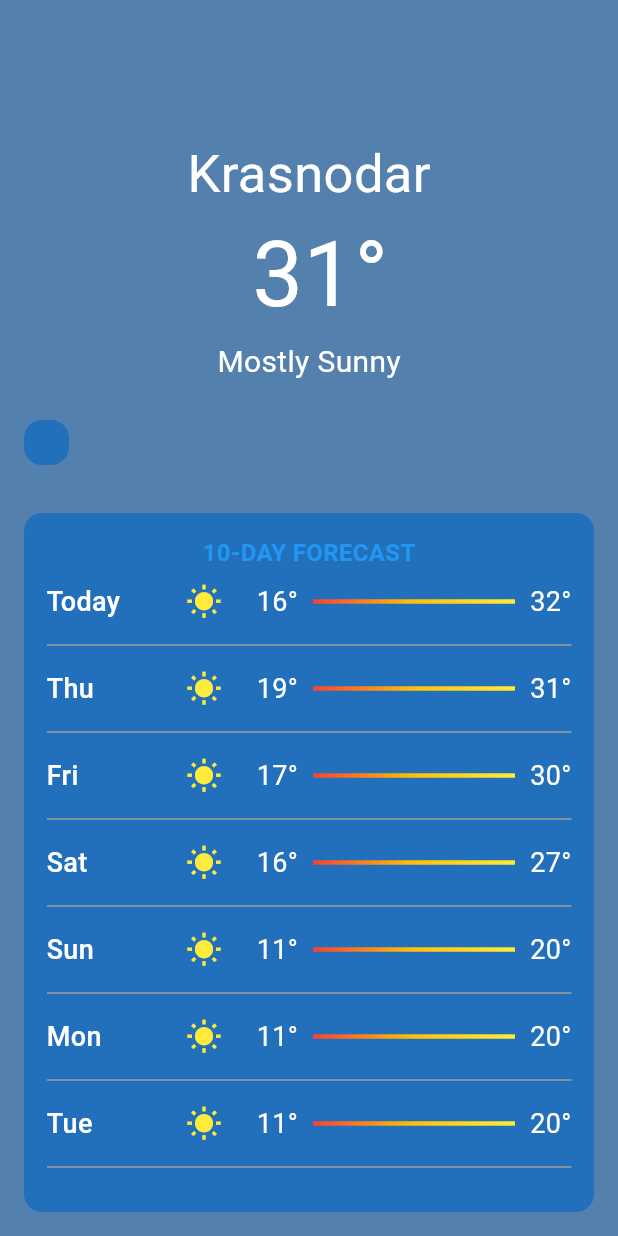
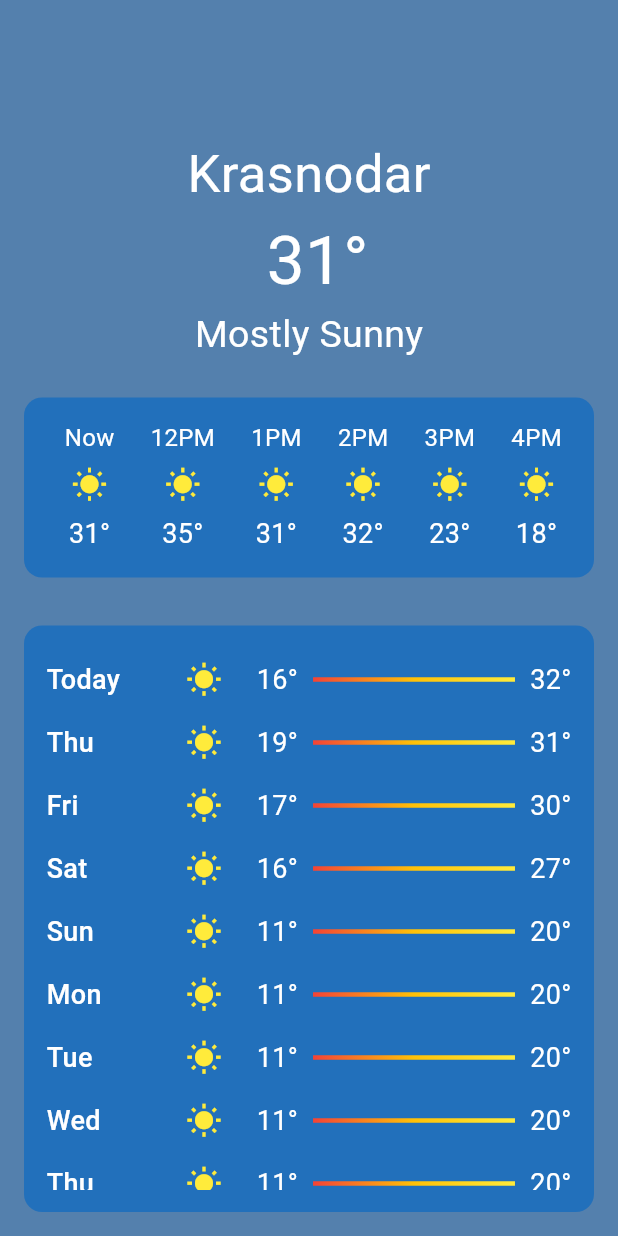
Before and after one commit to Heisenbq/weather, a Flutter app: the screen it shows after launch, on a phone screen of 412 x 824 dp. Run offline on Flutter 3.47's test engine with Material 3 defaults, Android fonts, the phone set to English and light mode, and no system bars; our stand-ins replace bloc, flutter_bloc.

Commit message:
full blocs with mock data

```diff
--- /dev/null
+++ b/lib/blocs/current_weather_bloc/current_weather_bloc.dart
@@ -0,0 +1,22 @@
+import 'package:bloc/bloc.dart';
+import 'package:test_flutter_app/model/current_weather.dart';
+import 'package:test_flutter_app/repository/current_weather_repository.dart';
+
+part 'current_weather_event.dart';
+part 'current_weather_state.dart';
+
+class CurrentWeatherBloc extends Bloc<CurrentWeatherEvent, CurrentWeatherState> {
+  final CurrentWeatherRepository currentWeatherRepository;
+
+  CurrentWeatherBloc(this.currentWeatherRepository) : super(CurrentWeatherInitial()) {
+    on<FetchCurrentWeather>((event, emit) async {
+      emit(CurrentWeatherLoading());
+      try{
+        final currentWeather = await currentWeatherRepository.getCurrentWeather();
+        emit(CurrentWeatherLoaded(currentWeather));
+      }catch (e){
+        emit(CurrentWeatherLoadingError());
+      }
+    });
+  }
+}
--- /dev/null
+++ b/lib/blocs/current_weather_bloc/current_weather_event.dart
@@ -0,0 +1,5 @@
+part of 'current_weather_bloc.dart';
+
+abstract class CurrentWeatherEvent {}
+
+class FetchCurrentWeather extends CurrentWeatherEvent{}
--- /dev/null
+++ b/lib/blocs/current_weather_bloc/current_weather_state.dart
@@ -0,0 +1,15 @@
+part of 'current_weather_bloc.dart';
+
+abstract class CurrentWeatherState {}
+
+final class CurrentWeatherInitial extends CurrentWeatherState {}
+
+class CurrentWeatherLoading extends CurrentWeatherState{}
+
+class CurrentWeatherLoadingError extends CurrentWeatherState{}
+
+class CurrentWeatherLoaded extends CurrentWeatherState{
+  final CurrentWeather currentWeather;
+
+  CurrentWeatherLoaded(this.currentWeather);
+}
--- /dev/null
+++ b/lib/blocs/daily_forecast_bloc/daily_forecast_bloc.dart
@@ -0,0 +1,23 @@
+import 'package:bloc/bloc.dart';
+import 'package:test_flutter_app/model/daily_forecast.dart';
+import 'package:test_flutter_app/repository/daily_forecast_repository.dart';
+
+part 'daily_forecast_event.dart';
+part 'daily_forecast_state.dart';
+
+class DailyForecastBloc extends Bloc<DailyForecastEvent, DailyForecastState> {
+  final DailyForecastRepository dailyForecastRepository;
+
+  DailyForecastBloc(this.dailyForecastRepository)
+    : super(DailyForecastInitial()) {
+    on<FetchDailyForecast>((event, emit) async {
+      emit(DailyForecastLoading());
+      try {
+        final forecast = await dailyForecastRepository.getDailyForecast();
+        emit(DailyForecastLoaded(forecast));
+      } catch (e) {
+        emit(DailyForecastLoadingError());
+      }
+    });
+  }
+}
--- /dev/null
+++ b/lib/blocs/daily_forecast_bloc/daily_forecast_event.dart
@@ -0,0 +1,5 @@
+part of 'daily_forecast_bloc.dart';
+
+abstract class DailyForecastEvent {}
+
+class FetchDailyForecast extends DailyForecastEvent{}
--- /dev/null
+++ b/lib/blocs/daily_forecast_bloc/daily_forecast_state.dart
@@ -0,0 +1,15 @@
+part of 'daily_forecast_bloc.dart';
+
+abstract class DailyForecastState {}
+
+final class DailyForecastInitial extends DailyForecastState {}
+
+class DailyForecastLoading extends DailyForecastState{}
+
+class DailyForecastLoadingError extends DailyForecastState{}
+
+class DailyForecastLoaded extends DailyForecastState{
+  final List<DailyForecast> forecast;
+
+  DailyForecastLoaded(this.forecast);
+}
--- /dev/null
+++ b/lib/blocs/hourly_forecast_bloc/hourly_forecast_bloc.dart
@@ -0,0 +1,24 @@
+import 'package:bloc/bloc.dart';
+
+import '../../model/hourly_forecast.dart';
+import '../../repository/hourly_forecast_repository.dart';
+
+part 'hourly_forecast_event.dart';
+part 'hourly_forecast_state.dart';
+
+class HourlyForecastBloc extends Bloc<HourlyForecastEvent, HourlyForecastState> {
+
+  final HourlyForecastRepository hourlyForecastRepository;
+
+  HourlyForecastBloc(this.hourlyForecastRepository) : super(HourlyForecastInitial()) {
+    on<FetchHourlyForecast>((event, emit) async {
+      emit(HourlyForecastLoading());
+      try {
+        final forecast = await hourlyForecastRepository.getHourlyForecast();
+        emit(HourlyForecastLoaded(forecast));
+      } catch (e) {
+        emit(HourlyForecastLoadingError());
+      }
+    });
+  }
+}
--- /dev/null
+++ b/lib/blocs/hourly_forecast_bloc/hourly_forecast_event.dart
@@ -0,0 +1,5 @@
+part of 'hourly_forecast_bloc.dart';
+
+abstract class HourlyForecastEvent {}
+
+class FetchHourlyForecast extends HourlyForecastEvent{}
--- /dev/null
+++ b/lib/blocs/hourly_forecast_bloc/hourly_forecast_state.dart
@@ -0,0 +1,15 @@
+part of 'hourly_forecast_bloc.dart';
+
+abstract class HourlyForecastState {}
+
+final class HourlyForecastInitial extends HourlyForecastState {}
+
+class HourlyForecastLoading extends HourlyForecastState{}
+
+class HourlyForecastLoadingError extends HourlyForecastState{}
+
+class HourlyForecastLoaded extends HourlyForecastState{
+  final List<HourlyForecast> forecast;
+
+  HourlyForecastLoaded(this.forecast);
+}
--- a/lib/main.dart
+++ b/lib/main.dart
@@ -1,7 +1,12 @@
 import 'package:flutter/material.dart';
 import 'package:flutter_bloc/flutter_bloc.dart';
+import 'package:test_flutter_app/blocs/current_weather_bloc/current_weather_bloc.dart';
+import 'package:test_flutter_app/blocs/hourly_forecast_bloc/hourly_forecast_bloc.dart';
+import 'package:test_flutter_app/repository/current_weather_repository.dart';
+import 'package:test_flutter_app/repository/daily_forecast_repository.dart';
 import 'package:test_flutter_app/repository/hourly_forecast_repository.dart';
-import 'package:test_flutter_app/weather_bloc/weather_bloc.dart';
+
+import 'blocs/daily_forecast_bloc/daily_forecast_bloc.dart';
 
 void main() {
   runApp(const WeatherApp());
@@ -12,10 +17,19 @@ class WeatherApp extends StatelessWidget {
 
   @override
   Widget build(BuildContext context) {
-    return BlocProvider(
-      create: (context) => WeatherBloc(HourlyForecastRepository()),
+    return MultiBlocProvider(
+      providers: [
+        BlocProvider<HourlyForecastBloc>(
+          create: (context) => HourlyForecastBloc(HourlyForecastRepository()),
+        ),
+        BlocProvider<DailyForecastBloc>(
+          create: (context) => DailyForecastBloc(DailyForecastRepository()),
+        ),
+        BlocProvider<CurrentWeatherBloc>(
+          create: (context) => CurrentWeatherBloc(CurrentWeatherRepository()),
+        ),
+      ],
       child: MaterialApp(
-
         title: 'Weather App',
         theme: ThemeData(primarySwatch: Colors.blue),
         home: const WeatherScreen(),
@@ -38,11 +52,7 @@ class WeatherScreen extends StatelessWidget {
             crossAxisAlignment: CrossAxisAlignment.start,
             children: [
               const SizedBox(height: 75),
-              const CurrentWeather(
-                location: 'Krasnodar',
-                temperature: ' 31°',
-                condition: 'Mostly Sunny',
-              ),
+              NowWeather(),
               const SizedBox(height: 24),
               Container(
                 padding: EdgeInsets.symmetric(horizontal: 15, vertical: 15),
@@ -71,66 +81,110 @@ class WeatherScreen extends StatelessWidget {
   }
 }
 
-class CurrentWeather extends StatelessWidget {
-  final String location;
-  final String temperature;
-  final String condition;
+class NowWeather extends StatelessWidget {
 
-  const CurrentWeather({
+  const NowWeather({
     super.key,
-    required this.location,
-    required this.temperature,
-    required this.condition,
   });
 
   @override
   Widget build(BuildContext context) {
+    return BlocBuilder<CurrentWeatherBloc, CurrentWeatherState>(
+        builder: (context, state) {
+          if (state is CurrentWeatherInitial) {
+            context.read<CurrentWeatherBloc>().add(FetchCurrentWeather());
+            return const Center(child: CircularProgressIndicator());
+          }
+          if (state is CurrentWeatherLoading) {
+            return const Center(child: CircularProgressIndicator());
+          }
+          if (state is CurrentWeatherLoadingError) {
+            return Center(child: Text("ERROR OCURED"));
+          }
+          if (state is CurrentWeatherLoaded) {
             return Center(
               child: Column(
                 children: [
-          Text(
-            location,
-            style: const TextStyle(
-              fontSize: 35,
-              fontWeight: FontWeight.w400,
-              color: Colors.white,
+                  Text(state.currentWeather.city,style: TextStyle(fontSize: 35,color: Colors.white),),
+                  Text(" " + state.currentWeather.temperature, style: TextStyle(fontSize: 45,color: Colors.white),),
+                  Text(state.currentWeather.description, style: TextStyle(fontSize: 25,color: Colors.white),),
+                ],
+              ),
+            );
+          }
+          return Text("");
+        });
+  }
+}
+
+class DailyForecastList extends StatelessWidget {
+  const DailyForecastList({super.key});
+
+  @override
+  Widget build(BuildContext context) {
+    return BlocBuilder<DailyForecastBloc, DailyForecastState>(
+      builder: (context, state) {
+        if (state is DailyForecastInitial) {
+          context.read<DailyForecastBloc>().add(FetchDailyForecast());
+          return const Center(child: CircularProgressIndicator());
+        }
+
+        if (state is DailyForecastLoading) {
+          return const Center(child: CircularProgressIndicator());
+        }
+
+        if (state is DailyForecastLoadingError) {
+          return Center(child: Text("ERROR OCURED"));
+        }
+
+        if (state is DailyForecastLoaded) {
+          return Column(
+            children: [
+              Expanded(
+                child: ListView.builder(
+                  physics: const ClampingScrollPhysics(),
+                  itemCount: state.forecast.length,
+                  itemBuilder: (context, index) {
+                    final item = state.forecast[index];
+                    return DailyForecastItem(
+                      day: item.day,
+                      low: item.lowestTemperature,
+                      high: item.highestTemperature,
+                    );
+                  },
                 ),
               ),
-          Text(
-            temperature,
-            style: const TextStyle(
-              fontSize: 60,
-              fontWeight: FontWeight.w400,
-              color: Colors.white,
-            ),
-          ),
-          Text(condition, style: TextStyle(fontSize: 20, color: Colors.white)),
             ],
-      ),
+          );
+        }
+
+        return const SizedBox.shrink();
+      },
     );
   }
 }
 
 class HourlyForecastList extends StatelessWidget {
   const HourlyForecastList({super.key});
+
   @override
   Widget build(BuildContext context) {
-    return BlocBuilder<WeatherBloc, WeatherState>(
+    return BlocBuilder<HourlyForecastBloc, HourlyForecastState>(
       builder: (context, state) {
-        if (state is WeatherInitial) {
-          context.read<WeatherBloc>().add(FetchHourlyForecast());
+        if (state is HourlyForecastInitial) {
+          context.read<HourlyForecastBloc>().add(FetchHourlyForecast());
           return const Center(child: CircularProgressIndicator());
         }
 
-        if (state is WeatherLoading) {
+        if (state is HourlyForecastLoading) {
           return const Center(child: CircularProgressIndicator());
         }
 
-        if (state is WeatherLoadingError) {
+        if (state is HourlyForecastLoadingError) {
           return Center(child: Text("ERROR OCURED"));
         }
 
-        if (state is WeatherLoaded) {
+        if (state is HourlyForecastLoaded) {
           return SizedBox(
             height: 90,
             child: ListView.builder(
@@ -153,8 +207,6 @@ class HourlyForecastList extends StatelessWidget {
   }
 }
 
-
-
 class HourlyForecastItem extends StatelessWidget {
   final String time;
   final String temperature;
@@ -171,22 +223,13 @@ class HourlyForecastItem extends StatelessWidget {
       padding: const EdgeInsets.symmetric(horizontal: 12.0),
       child: Column(
         children: [
-          Text(
-            time,
-            style: TextStyle(
-              fontSize: 16,
-              color: Colors.white,
-            ),
-          ),
+          Text(time, style: TextStyle(fontSize: 16, color: Colors.white)),
           SizedBox(height: 8),
           Icon(Icons.wb_sunny, color: Colors.yellow),
           SizedBox(height: 8),
           Text(
             temperature,
-            style: const TextStyle(
-              fontSize: 18,
-              color: Colors.white,
-            ),
+            style: const TextStyle(fontSize: 18, color: Colors.white),
           ),
         ],
       ),
@@ -194,54 +237,6 @@ class HourlyForecastItem extends StatelessWidget {
   }
 }
 
-class DailyForecastList extends StatelessWidget {
-  static const List<Map<String, String>> _forecasts = [
-    {'day': 'Today', 'low': '16°', 'high': '32°'},
-    {'day': 'Thu', 'low': '19°', 'high': '31°'},
-    {'day': 'Fri', 'low': '17°', 'high': '30°'},
-    {'day': 'Sat', 'low': '16°', 'high': '27°'},
-    {'day': 'Sun', 'low': '11°', 'high': '20°'},
-    {'day': 'Mon', 'low': '11°', 'high': '20°'},
-    {'day': 'Tue', 'low': '11°', 'high': '20°'},
-    {'day': 'Wed', 'low': '11°', 'high': '20°'},
-    {'day': 'Thu', 'low': '11°', 'high': '20°'},
-    {'day': 'Fri', 'low': '11°', 'high': '20°'},
-  ];
-
-  const DailyForecastList({super.key});
-
-  @override
-  Widget build(BuildContext context) {
-    return Column(
-      children: [
-        const Text(
-          '10-DAY FORECAST',
-          style: TextStyle(
-            fontSize: 16,
-            fontWeight: FontWeight.w600,
-            color: Colors.blue,
-          ),
-        ),
-        Expanded(
-          child: ListView.separated(
-            physics: const ClampingScrollPhysics(),
-            itemCount: _forecasts.length,
-            itemBuilder: (context, index) {
-              return DailyForecastItem(
-                day: _forecasts[index]['day']!,
-                low: _forecasts[index]['low']!,
-                high: _forecasts[index]['high']!,
-              );
-            },
-            separatorBuilder: (context, index) {
-              return const Divider(thickness: 1, color: Colors.grey);
-            },
-          ),
-        ),
-      ],
-    );
-  }
-}
 
 class DailyForecastItem extends StatelessWidget {
   final String day;
@@ -302,10 +297,7 @@ class DailyForecastItem extends StatelessWidget {
                 const SizedBox(width: 10),
                 Text(
                   high,
-                  style: const TextStyle(
-                    fontSize: 18,
-                    color: Colors.white,
-                  ),
+                  style: const TextStyle(fontSize: 18, color: Colors.white),
                 ),
               ],
             ),
--- a/lib/weather_bloc/weather_bloc.dart
+++ /dev/null
@@ -1,27 +0,0 @@
-
-import 'package:flutter/cupertino.dart';
-import 'package:flutter_bloc/flutter_bloc.dart';
-import 'package:test_flutter_app/repository/hourly_forecast_repository.dart';
-
-import '../model/hourly_forecast.dart';
-
-part 'weather_event.dart';
-part 'weather_state.dart';
-
-class WeatherBloc extends Bloc<WeatherEvent, WeatherState> {
-
-  final HourlyForecastRepository hourlyForecastRepository;
-
-
-  WeatherBloc(this.hourlyForecastRepository) : super(WeatherInitial()) {
-    on<FetchHourlyForecast>((event, emit) async {
-      emit(HourlyForecastLoading());
-      try {
-        final forecast = await hourlyForecastRepository.getHourlyForecast();
-        emit(HourlyForecastLoaded(forecast));
-      } catch (e) {
-        emit(HourlyForecastLoadingError());
-      }
-    });
-  }
-}
--- a/lib/weather_bloc/weather_event.dart
+++ /dev/null
@@ -1,9 +0,0 @@
-part of 'weather_bloc.dart';
-
-abstract class WeatherEvent {}
-
-class FetchHourlyForecast extends WeatherEvent{}
-
-class FetchDailyForecast extends WeatherEvent{}
-
-class FetchCurrentWeather extends WeatherEvent{}
--- a/lib/weather_bloc/weather_state.dart
+++ /dev/null
@@ -1,15 +0,0 @@
-part of 'weather_bloc.dart';
-
-abstract class WeatherState {}
-
-final class WeatherInitial extends WeatherState {}
-
-class HourlyForecastLoading extends WeatherState{}
-
-class HourlyForecastLoadingError extends WeatherState{}
-
-class HourlyForecastLoaded extends WeatherState{
-  final List<HourlyForecast> forecast;
-
-  HourlyForecastLoaded(this.forecast);
-}
```
Also changed, not shown: lib/repository/daily_forecast_repository.dart (renamed from lib/repository/dailt_forecast_repository.dart). Lines whose indentation alone changed are shown as unchanged.
